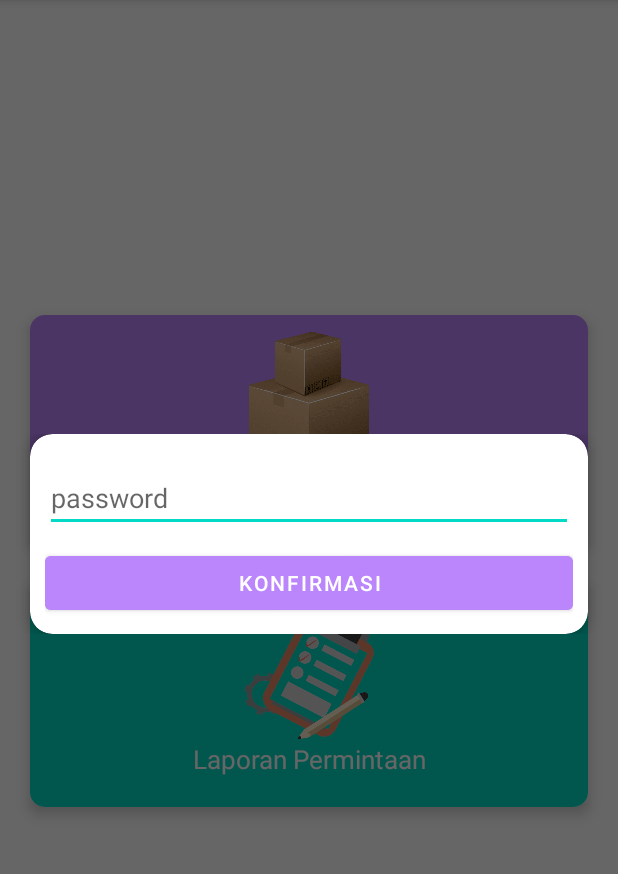
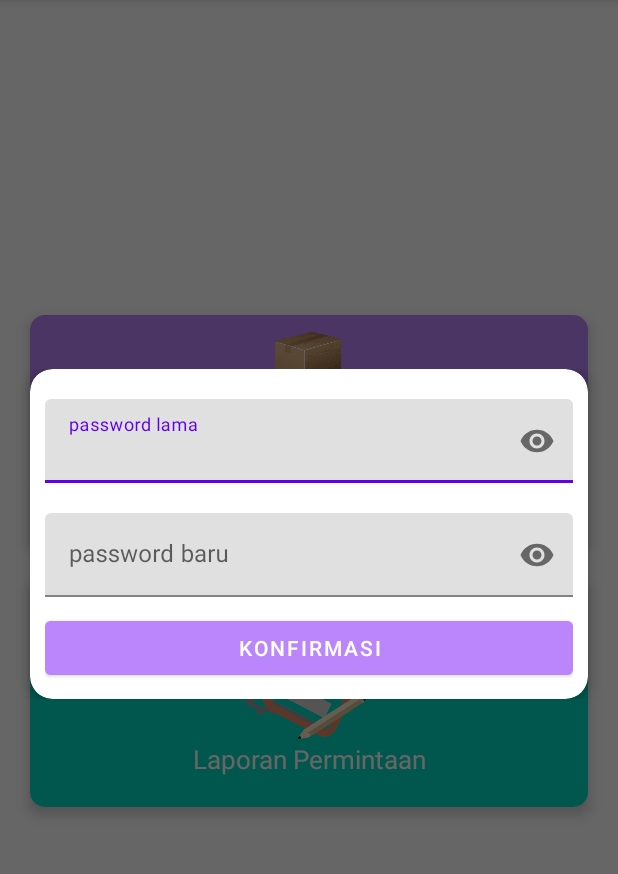
Before and after one commit to swordfk/inventoryPLN, an Android app: the AdminDash screen opened directly, with no data from a screen before it, in the options menu, after a tap on "Ubah Password", on a phone screen of 412 x 824 dp, the part 84-958 px from its top. Run offline under Robolectric (Android 15) with nearby library versions, the phone set to English and light mode, and no system bars; our stand-ins replace Firebase (no records; nobody signed in at launch, a user with empty details on screens opened directly).

Commit message:
bug change password

```diff
--- a/app/src/main/res/layout/dialog_ubahpassword.xml
+++ b/app/src/main/res/layout/dialog_ubahpassword.xml
@@ -12,13 +12,32 @@
         android:layout_width="match_parent"
         android:layout_height="wrap_content"
         android:orientation="vertical">
-        <EditText
-            android:layout_marginTop="10dp"
-            android:layout_marginBottom="10dp"
-            android:id="@+id/password"
+        <com.google.android.material.textfield.TextInputLayout
             android:layout_width="match_parent"
             android:layout_height="wrap_content"
-            android:hint="password"/>
+            app:passwordToggleEnabled="true">
+            <EditText
+                android:layout_marginTop="10dp"
+                android:layout_marginBottom="10dp"
+                android:id="@+id/passwordLama"
+                android:inputType="textPassword"
+                android:layout_width="match_parent"
+                android:layout_height="wrap_content"
+                android:hint="password lama"/>
+        </com.google.android.material.textfield.TextInputLayout>
+        <com.google.android.material.textfield.TextInputLayout
+            android:layout_width="match_parent"
+            android:layout_height="wrap_content"
+            app:passwordToggleEnabled="true">
+            <EditText
+                android:layout_marginTop="10dp"
+                android:layout_marginBottom="10dp"
+                android:id="@+id/password"
+                android:inputType="textPassword"
+                android:layout_width="match_parent"
+                android:layout_height="wrap_content"
+                android:hint="password baru"/>
+        </com.google.android.material.textfield.TextInputLayout>
         <Button
             android:layout_width="match_parent"
             android:layout_height="wrap_content"
```
Also changed, not shown: app/src/main/java/id/example/repositorypln/AdminDash.java (+19 -1 lines), app/src/main/java/id/example/repositorypln/GudangActivity.java (+19 -1 lines), app/src/main/java/id/example/repositorypln/UserView.java (+19 -1 lines).
